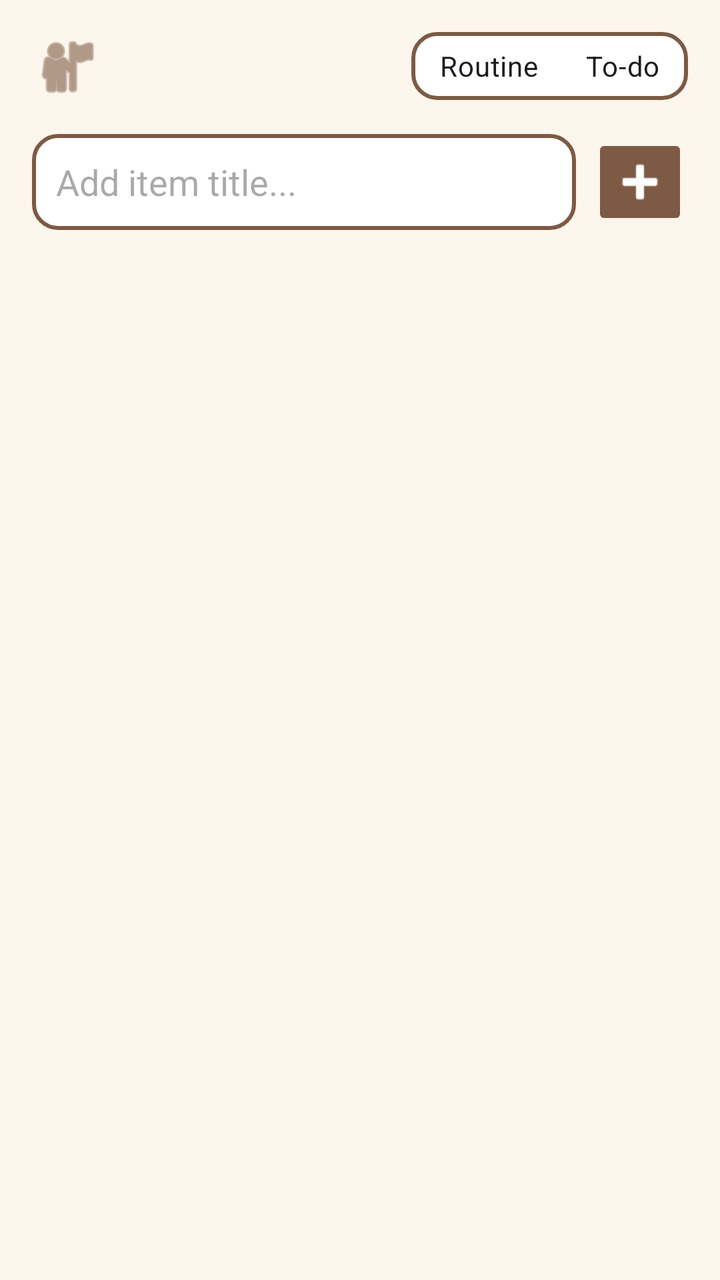
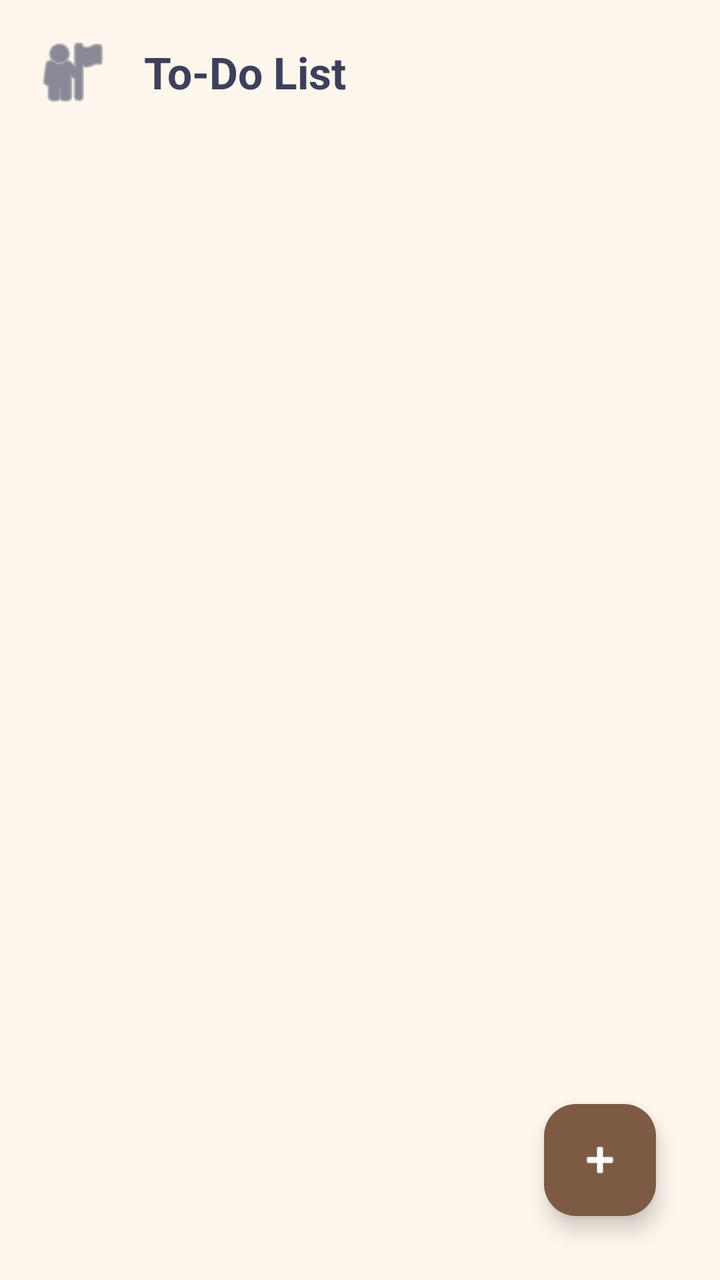

An Android layout rendered at two revisions. The XML below is the earlier revision; the diff shows what the commit changed to produce the second picture.
<!-- AndroidManifest.xml: application theme Theme.ProjectStudyBuddy1 -->
<!-- res/layout/fragment_task_manager.xml -->
<?xml version="1.0" encoding="utf-8"?>
<androidx.constraintlayout.widget.ConstraintLayout xmlns:android="http://schemas.android.com/apk/res/android"
    xmlns:app="http://schemas.android.com/apk/res-auto"
    android:layout_width="match_parent"
    android:layout_height="match_parent"
    android:background="@color/bg_cream"
    android:padding="16dp">

    <ImageView
        android:id="@+id/ivTaskUser"
        android:layout_width="35dp"
        android:layout_height="35dp"
        android:src="@android:drawable/ic_menu_myplaces"
        app:tint="@color/accent_brown"
        app:layout_constraintTop_toTopOf="parent"
        app:layout_constraintStart_toStartOf="parent"/>

    <RadioGroup
        android:id="@+id/toggleModeSelector"
        android:layout_width="wrap_content"
        android:layout_height="wrap_content"
        android:orientation="horizontal"
        android:background="@drawable/bg_rounded_card"
        android:padding="2dp"
        app:layout_constraintTop_toTopOf="parent"
        app:layout_constraintEnd_toEndOf="parent">
        <RadioButton android:id="@+id/rbRoutine" android:layout_width="wrap_content" android:layout_height="30dp" android:text="Routine" android:button="@null" android:paddingHorizontal="12dp" android:gravity="center" android:background="@android:color/transparent"/>
        <RadioButton android:id="@+id/rbTodo" android:layout_width="wrap_content" android:layout_height="30dp" android:text="To-do" android:button="@null" android:paddingHorizontal="12dp" android:checked="true" android:gravity="center" android:background="@android:color/transparent"/>
    </RadioGroup>

    <LinearLayout
        android:id="@+id/creationFormPanel"
        android:layout_width="match_parent"
        android:layout_height="wrap_content"
        android:orientation="horizontal"
        android:layout_marginTop="16dp"
        app:layout_constraintTop_toBottomOf="@id/ivTaskUser">
        <EditText android:id="@+id/etTaskInput" android:layout_width="0dp" android:layout_height="48dp" android:layout_weight="1" android:hint="Add item title..." android:background="@drawable/bg_rounded_card" android:paddingHorizontal="12dp" android:textColor="@color/text_dark"/>
        <ImageButton android:id="@+id/btnAddTask" android:layout_width="48dp" android:layout_height="48dp" android:src="@android:drawable/ic_input_add" android:backgroundTint="@color/accent_brown" app:tint="@android:color/white" android:layout_marginStart="8dp"/>
    </LinearLayout>

    <androidx.recyclerview.widget.RecyclerView
        android:id="@+id/rvTasks"
        android:layout_width="match_parent"
        android:layout_height="0dp"
        android:layout_marginTop="16dp"
        app:layout_constraintTop_toBottomOf="@id/creationFormPanel"
        app:layout_constraintBottom_toBottomOf="parent"/>

</androidx.constraintlayout.widget.ConstraintLayout>
<!-- resources referenced by this layout -->
<resources>
  <color name="accent_brown">#7D5A44</color>
  <color name="bg_cream">#FDF6ED</color>
  <color name="text_dark">#3D405B</color>
  <!-- drawable bg_rounded_card (drawable) -->
  <?xml version="1.0" encoding="utf-8"?>
  <shape xmlns:android="http://schemas.android.com/apk/res/android" android:shape="rectangle">
      <solid android:color="@color/card_white"/>
      <stroke android:width="2dp" android:color="@color/accent_brown"/>
      <corners android:radius="12dp"/>
  </shape>
  <style name="Theme.ProjectStudyBuddy1" parent="Theme.Material3.DayNight.NoActionBar">
          <item name="colorPrimary">@color/accent_brown</item>
          <item name="colorPrimaryDark">@color/accent_brown</item>
          <item name="colorAccent">@color/accent_orange</item>
  
          <item name="android:windowBackground">@color/bg_cream</item>
          <item name="android:colorBackground">@color/bg_cream</item>
  
          <item name="android:statusBarColor">@color/bg_cream</item>
          <item name="android:windowLightStatusBar">true</item>
  
          <item name="colorSurface">@color/card_white</item>
          <item name="colorOnSurface">@color/text_dark</item>
      </style>
  <color name="card_white">#FFFFFF</color>
  <color name="accent_orange">#E07A5F</color>
</resources>

<!-- the commit's change to res/layout/fragment_task_manager.xml (unified diff, before → after) -->
@@ -1,50 +1,157 @@
 <?xml version="1.0" encoding="utf-8"?>
 <androidx.constraintlayout.widget.ConstraintLayout xmlns:android="http://schemas.android.com/apk/res/android"
     xmlns:app="http://schemas.android.com/apk/res-auto"
+    xmlns:tools="http://schemas.android.com/tools"
     android:layout_width="match_parent"
     android:layout_height="match_parent"
     android:background="@color/bg_cream"
     android:padding="16dp">
 
-    <ImageView
-        android:id="@+id/ivTaskUser"
-        android:layout_width="35dp"
-        android:layout_height="35dp"
-        android:src="@android:drawable/ic_menu_myplaces"
-        app:tint="@color/accent_brown"
-        app:layout_constraintTop_toTopOf="parent"
-        app:layout_constraintStart_toStartOf="parent"/>
+    <androidx.constraintlayout.widget.ConstraintLayout
+        android:id="@+id/panelTaskListView"
+        android:layout_width="match_parent"
+        android:layout_height="match_parent"
+        android:visibility="visible">
 
-    <RadioGroup
-        android:id="@+id/toggleModeSelector"
-        android:layout_width="wrap_content"
-        android:layout_height="wrap_content"
-        android:orientation="horizontal"
-        android:background="@drawable/bg_rounded_card"
-        android:padding="2dp"
-        app:layout_constraintTop_toTopOf="parent"
-        app:layout_constraintEnd_toEndOf="parent">
-        <RadioButton android:id="@+id/rbRoutine" android:layout_width="wrap_content" android:layout_height="30dp" android:text="Routine" android:button="@null" android:paddingHorizontal="12dp" android:gravity="center" android:background="@android:color/transparent"/>
-        <RadioButton android:id="@+id/rbTodo" android:layout_width="wrap_content" android:layout_height="30dp" android:text="To-do" android:button="@null" android:paddingHorizontal="12dp" android:checked="true" android:gravity="center" android:background="@android:color/transparent"/>
-    </RadioGroup>
+        <ImageView
+            android:id="@+id/ivTaskProfileAvatar"
+            android:layout_width="40dp"
+            android:layout_height="40dp"
+            android:src="@android:drawable/ic_menu_myplaces"
+            app:tint="@color/text_dark"
+            app:layout_constraintTop_toTopOf="parent"
+            app:layout_constraintStart_toStartOf="parent"
+            android:contentDescription="Profile Avatar" />
 
-    <LinearLayout
-        android:id="@+id/creationFormPanel"
+        <TextView
+            android:id="@+id/tvTaskManagerHeaderTitle"
+            android:layout_width="wrap_content"
+            android:layout_height="wrap_content"
+            android:layout_marginStart="16dp"
+            android:text="To-Do List"
+            android:textColor="@color/text_dark"
+            android:textSize="22sp"
+            android:textStyle="bold"
+            app:layout_constraintTop_toTopOf="@id/ivTaskProfileAvatar"
+            app:layout_constraintBottom_toBottomOf="@id/ivTaskProfileAvatar"
+            app:layout_constraintStart_toEndOf="@id/ivTaskProfileAvatar"
+            tools:ignore="HardcodedText" />
+
+        <androidx.recyclerview.widget.RecyclerView
+            android:id="@+id/rvTodoTasks"
+            android:layout_width="match_parent"
+            android:layout_height="0dp"
+            android:layout_marginTop="24dp"
+            app:layout_constraintTop_toBottomOf="@id/ivTaskProfileAvatar"
+            app:layout_constraintBottom_toBottomOf="parent"
+            app:layout_constraintStart_toStartOf="parent"
+            app:layout_constraintEnd_toEndOf="parent"/>
+
+        <com.google.android.material.floatingactionbutton.FloatingActionButton
+            android:id="@+id/fabAddTask"
+            android:layout_width="wrap_content"
+            android:layout_height="wrap_content"
+            android:layout_margin="16dp"
+            android:src="@android:drawable/ic_input_add"
+            android:backgroundTint="@color/accent_brown"
+            app:tint="@android:color/white"
+            app:layout_constraintBottom_toBottomOf="parent"
+            app:layout_constraintEnd_toEndOf="parent"
+            android:contentDescription="Add Task" />
+    </androidx.constraintlayout.widget.ConstraintLayout>
+
+    <androidx.cardview.widget.CardView
+        android:id="@+id/cardKeepEditor"
         android:layout_width="match_parent"
         android:layout_height="wrap_content"
-        android:orientation="horizontal"
-        android:layout_marginTop="16dp"
-        app:layout_constraintTop_toBottomOf="@id/ivTaskUser">
-        <EditText android:id="@+id/etTaskInput" android:layout_width="0dp" android:layout_height="48dp" android:layout_weight="1" android:hint="Add item title..." android:background="@drawable/bg_rounded_card" android:paddingHorizontal="12dp" android:textColor="@color/text_dark"/>
-        <ImageButton android:id="@+id/btnAddTask" android:layout_width="48dp" android:layout_height="48dp" android:src="@android:drawable/ic_input_add" android:backgroundTint="@color/accent_brown" app:tint="@android:color/white" android:layout_marginStart="8dp"/>
-    </LinearLayout>
+        android:layout_marginHorizontal="12dp"
+        app:cardCornerRadius="12dp"
+        app:cardElevation="6dp"
+        android:visibility="gone"
+        app:layout_constraintTop_toTopOf="parent"
+        app:layout_constraintBottom_toBottomOf="parent"
+        app:layout_constraintStart_toStartOf="parent"
+        app:layout_constraintEnd_toEndOf="parent">
 
-    <androidx.recyclerview.widget.RecyclerView
-        android:id="@+id/rvTasks"
-        android:layout_width="match_parent"
-        android:layout_height="0dp"
-        android:layout_marginTop="16dp"
-        app:layout_constraintTop_toBottomOf="@id/creationFormPanel"
-        app:layout_constraintBottom_toBottomOf="parent"/>
+        <LinearLayout
+            android:layout_width="match_parent"
+            android:layout_height="wrap_content"
+            android:orientation="vertical"
+            android:background="@android:color/white"
+            android:padding="20dp">
+
+            <RelativeLayout
+                android:layout_width="match_parent"
+                android:layout_height="wrap_content">
+
+                <EditText
+                    android:id="@+id/etNoteMainTitle"
+                    android:layout_width="match_parent"
+                    android:layout_height="wrap_content"
+                    android:hint="Title"
+                    android:textColorHint="@color/text_hint_darker"
+                    android:textStyle="bold"
+                    android:textSize="18sp"
+                    android:textColor="@color/text_dark"
+                    android:background="@android:drawable/edit_text"
+                    android:padding="10dp"
+                    android:importantForAutofill="no"
+                    android:inputType="textCapSentences"
+                    tools:ignore="HardcodedText" />
+            </RelativeLayout>
+
+            <androidx.recyclerview.widget.RecyclerView
+                android:id="@+id/rvNestedChecklist"
+                android:layout_width="match_parent"
+                android:layout_height="wrap_content"
+                android:layout_marginTop="16dp"/>
+
+            <TextView
+                android:id="@+id/layoutAddListItemTrigger"
+                android:layout_width="match_parent"
+                android:layout_height="40dp"
+                android:text="List item"
+                android:textColor="@color/text_hint_darker"
+                android:textSize="14sp"
+                android:gravity="center_vertical"
+                android:clickable="true"
+                android:focusable="true"
+                android:layout_marginTop="8dp"
+                android:drawableStart="@android:drawable/ic_input_add"
+                android:drawablePadding="12dp"
+                app:drawableTint="@color/text_hint_darker"
+                tools:ignore="HardcodedText,UnusedAttribute" />
+
+            <View
+                android:layout_width="match_parent"
+                android:layout_height="1dp"
+                android:background="#E0E0E0"
+                android:layout_marginTop="24dp"/>
+
+            <RelativeLayout
+                android:layout_width="match_parent"
+                android:layout_height="wrap_content"
+                android:layout_marginTop="12dp">
+
+                <TextView
+                    android:id="@+id/tvEditedTimestamp"
+                    android:layout_width="wrap_content"
+                    android:layout_height="wrap_content"
+                    android:text="Edited Just Now"
+                    android:textColor="@color/text_hint_darker"
+                    android:textSize="11sp"
+                    tools:ignore="HardcodedText" />
+
+                <Button
+                    android:id="@+id/btnKeepCloseAndSave"
+                    android:layout_width="wrap_content"
+                    android:layout_height="wrap_content"
+                    android:text="Close"
+                    android:layout_alignParentEnd="true"
+                    style="@android:style/Widget.DeviceDefault.Button.Borderless"
+                    tools:ignore="HardcodedText" />
+            </RelativeLayout>
+        </LinearLayout>
+    </androidx.cardview.widget.CardView>
 
 </androidx.constraintlayout.widget.ConstraintLayout>
<!-- resource entries referenced after the edit -->
@@ -3,13 +3,7 @@
   <color name="accent_brown">#7D5A44</color>
   <color name="bg_cream">#FDF6ED</color>
   <color name="text_dark">#3D405B</color>
-  <!-- drawable bg_rounded_card (drawable) -->
-  <?xml version="1.0" encoding="utf-8"?>
-  <shape xmlns:android="http://schemas.android.com/apk/res/android" android:shape="rectangle">
-      <solid android:color="@color/card_white"/>
-      <stroke android:width="2dp" android:color="@color/accent_brown"/>
-      <corners android:radius="12dp"/>
-  </shape>
+  <color name="text_hint_darker">#70738A</color>
   <style name="Theme.ProjectStudyBuddy1" parent="Theme.Material3.DayNight.NoActionBar">
           <item name="colorPrimary">@color/accent_brown</item>
           <item name="colorPrimaryDark">@color/accent_brown</item>
